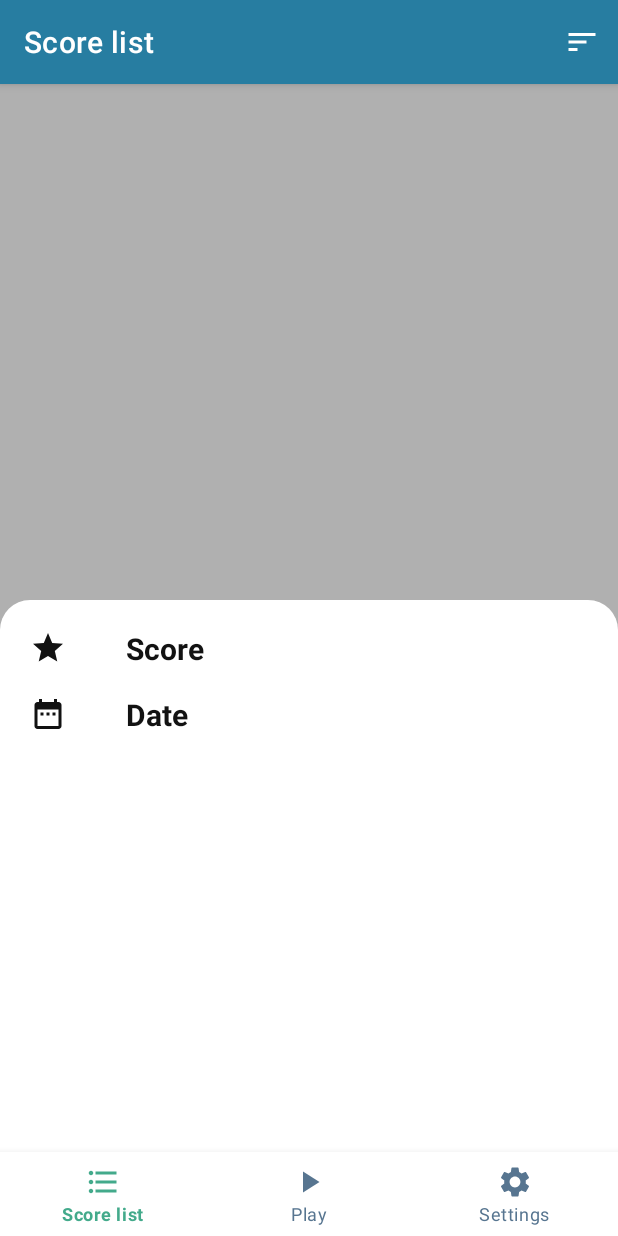
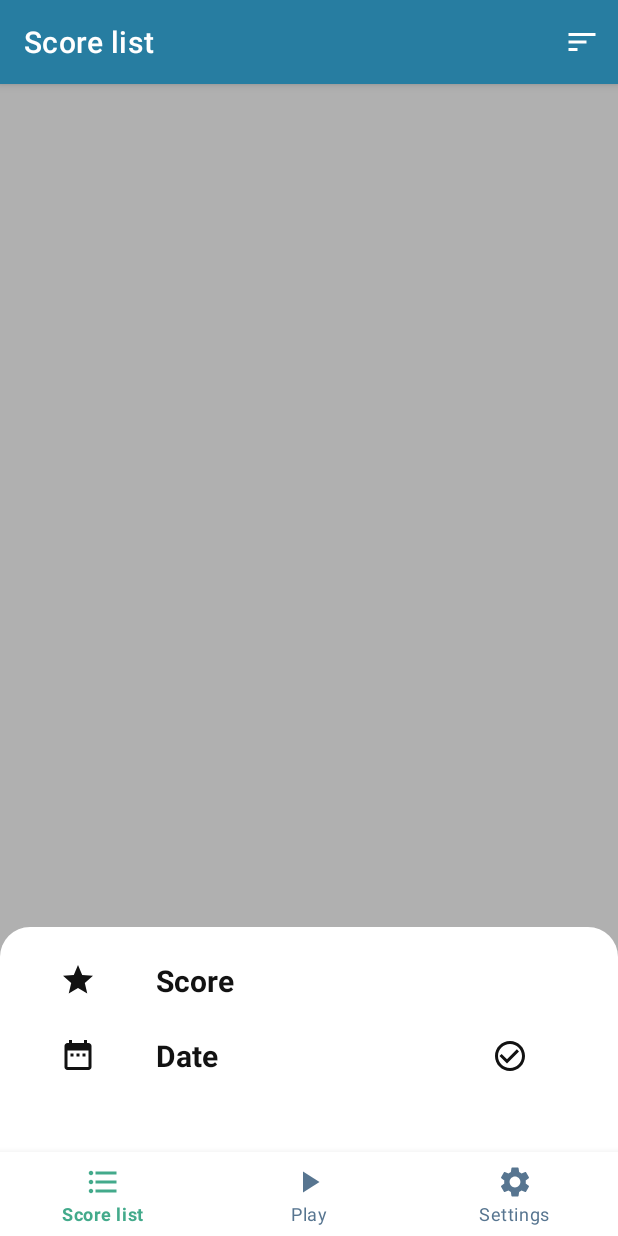
Before and after one commit to jjcr11/memory-game, an Android app: the ScoreFragment screen opened through its navigation route, after a tap on "Sort", on a phone screen of 412 x 824 dp. Run offline under Robolectric (Android 15) with nearby library versions, the phone set to English and light mode, and no system bars; our stand-ins replace Room's generated code.

Commit message:
Fix returning from backdrop

```diff
--- a/app/src/main/java/com/jjcr11/memorygame/view/BackdropFragment.kt
+++ b/app/src/main/java/com/jjcr11/memorygame/view/BackdropFragment.kt
@@ -1,10 +1,14 @@
 package com.jjcr11.memorygame.view
 
+import android.content.Context
 import android.os.Bundle
-import androidx.fragment.app.Fragment
 import android.view.LayoutInflater
 import android.view.View
 import android.view.ViewGroup
+import androidx.core.content.ContextCompat
+import androidx.core.graphics.drawable.DrawableCompat
+import androidx.fragment.app.Fragment
+import com.jjcr11.memorygame.R
 import com.jjcr11.memorygame.databinding.FragmentBackdropBinding
 
 class BackdropFragment : Fragment() {
@@ -17,6 +21,35 @@ class BackdropFragment : Fragment() {
         savedInstanceState: Bundle?
     ): View {
         binding = FragmentBackdropBinding.inflate(inflater, container, false)
+
+        val sharedPreferences = activity?.getSharedPreferences("settings", Context.MODE_PRIVATE)
+        val scoreSelected = sharedPreferences?.getBoolean("scoreSelected", true)
+
+        val colors =
+            if (scoreSelected!!)
+                Pair(R.color.black, R.color.transparent)
+            else
+                Pair(R.color.transparent, R.color.black)
+
+        DrawableCompat.setTint(
+            binding.ivSelectScore.drawable,
+            ContextCompat.getColor(requireContext(), colors.first)
+        )
+        DrawableCompat.setTint(
+            binding.ivSelectDate.drawable,
+            ContextCompat.getColor(requireContext(), colors.second)
+        )
+
+        binding.mcvScore.setOnClickListener {
+            (parentFragment as ScoreFragment).removeBackdrop()
+            sharedPreferences.edit().putBoolean("scoreSelected", true).apply()
+        }
+
+        binding.mcvDate.setOnClickListener {
+            (parentFragment as ScoreFragment).removeBackdrop()
+            sharedPreferences.edit().putBoolean("scoreSelected", false).apply()
+        }
+
         return binding.root
     }
 }
--- a/app/src/main/java/com/jjcr11/memorygame/view/MainActivity.kt
+++ b/app/src/main/java/com/jjcr11/memorygame/view/MainActivity.kt
@@ -52,13 +52,17 @@ class MainActivity : AppCompatActivity() {
 
         onBackPressedDispatcher.addCallback(this, object : OnBackPressedCallback(true) {
             override fun handleOnBackPressed() {
-                if (binding.bnv.selectedItemId != R.id.iPlay) {
-                    binding.bnv.selectedItemId = R.id.iPlay
-                } else {
-                    finish()
-                }
+                updateBottomNavigation()
             }
         })
 
     }
+
+    fun updateBottomNavigation() {
+        if (binding.bnv.selectedItemId != R.id.iPlay) {
+            binding.bnv.selectedItemId = R.id.iPlay
+        } else {
+            finish()
+        }
+    }
 }
--- a/app/src/main/java/com/jjcr11/memorygame/view/ScoreFragment.kt
+++ b/app/src/main/java/com/jjcr11/memorygame/view/ScoreFragment.kt
@@ -62,6 +62,7 @@ class ScoreFragment : Fragment() {
         swipeHelper.attachToRecyclerView(binding.rv)
 
         binding.mtb.menu.getItem(0).setOnMenuItemClickListener {
+            if(!backdropOpen) {
                 binding.mcv.visibility = View.VISIBLE
                 binding.rv.setOnTouchListener { view, motionEvent -> true }
                 childFragmentManager.beginTransaction()
@@ -75,21 +76,26 @@ class ScoreFragment : Fragment() {
                     .addToBackStack("null")
                     .commit()
                 backdropOpen = true
+            }
             true
         }
 
         requireActivity().onBackPressedDispatcher.addCallback(this) {
+            removeBackdrop()
+        }
+
+        return binding.root
+    }
+
+    fun removeBackdrop() {
         if (backdropOpen) {
             binding.mcv.visibility = View.GONE
             childFragmentManager.popBackStack()
             backdropOpen = false
             binding.rv.setOnTouchListener { view, motionEvent -> false }
         } else {
-                remove()
+            (activity as MainActivity).updateBottomNavigation()
         }
-        }
-
-        return binding.root
     }
 
     override fun onDestroyView() {
--- /dev/null
+++ b/app/src/main/res/drawable/ic_check_circle_outline.xml
@@ -0,0 +1,5 @@
+<vector android:height="24dp" android:tint="#000000"
+    android:viewportHeight="24" android:viewportWidth="24"
+    android:width="24dp" xmlns:android="http://schemas.android.com/apk/res/android">
+    <path android:fillColor="@android:color/white" android:pathData="M16.59,7.58L10,14.17l-3.59,-3.58L5,12l5,5 8,-8zM12,2C6.48,2 2,6.48 2,12s4.48,10 10,10 10,-4.48 10,-10S17.52,2 12,2zM12,20c-4.42,0 -8,-3.58 -8,-8s3.58,-8 8,-8 8,3.58 8,8 -3.58,8 -8,8z"/>
+</vector>
--- a/app/src/main/res/layout/fragment_backdrop.xml
+++ b/app/src/main/res/layout/fragment_backdrop.xml
@@ -1,29 +1,44 @@
 <?xml version="1.0" encoding="utf-8"?>
-<androidx.constraintlayout.widget.ConstraintLayout xmlns:android="http://schemas.android.com/apk/res/android"
+<LinearLayout xmlns:android="http://schemas.android.com/apk/res/android"
     xmlns:app="http://schemas.android.com/apk/res-auto"
     xmlns:tools="http://schemas.android.com/tools"
     android:layout_width="match_parent"
-    android:layout_height="match_parent"
-    android:layout_marginTop="400dp"
+    android:layout_height="150dp"
+    android:layout_gravity="bottom"
     android:background="@drawable/shape_backdrop"
+    android:orientation="vertical"
+    android:paddingHorizontal="10dp"
     tools:context=".view.BackdropFragment">
+
+    <com.google.android.material.card.MaterialCardView
+        android:id="@+id/mcvScore"
+        android:layout_width="match_parent"
+        android:layout_height="50dp"
+        android:layout_marginTop="10dp"
+        app:cardCornerRadius="0dp"
+        app:cardElevation="0dp">
+
+        <androidx.constraintlayout.widget.ConstraintLayout
+            android:layout_width="match_parent"
+            android:layout_height="match_parent">
 
             <ImageView
                 android:id="@+id/ivScore"
                 android:layout_width="wrap_content"
                 android:layout_height="wrap_content"
-        android:layout_marginStart="20dp"
-        android:layout_marginTop="20dp"
+                android:layout_marginStart="30dp"
                 android:src="@drawable/ic_star"
+                app:layout_constraintBottom_toBottomOf="parent"
                 app:layout_constraintStart_toStartOf="parent"
-        app:layout_constraintTop_toTopOf="parent" />
+                app:layout_constraintTop_toTopOf="parent"
+                tools:ignore="contentDescription" />
 
             <TextView
                 android:id="@+id/tvScore"
                 android:layout_width="wrap_content"
                 android:layout_height="wrap_content"
                 android:layout_marginStart="40dp"
-        android:text="Score"
+                android:text="@string/score"
                 android:textColor="@color/black"
                 android:textSize="20sp"
                 android:textStyle="bold"
@@ -32,24 +47,70 @@
                 app:layout_constraintTop_toTopOf="@id/ivScore" />
 
             <ImageView
+                android:id="@+id/ivSelectScore"
+                android:layout_width="wrap_content"
+                android:layout_height="wrap_content"
+                android:layout_marginEnd="50dp"
+                android:src="@drawable/ic_check_circle_outline"
+                app:layout_constraintBottom_toBottomOf="@id/tvScore"
+                app:layout_constraintEnd_toEndOf="parent"
+                app:layout_constraintTop_toTopOf="@id/tvScore"
+                tools:ignore="contentDescription" />
+
+        </androidx.constraintlayout.widget.ConstraintLayout>
+
+    </com.google.android.material.card.MaterialCardView>
+
+    <com.google.android.material.card.MaterialCardView
+        android:id="@+id/mcvDate"
+        android:layout_width="match_parent"
+        android:layout_height="50dp"
+        app:cardCornerRadius="0dp"
+        app:cardElevation="0dp">
+
+        <androidx.constraintlayout.widget.ConstraintLayout
+            android:layout_width="match_parent"
+            android:layout_height="match_parent">
+
+            <ImageView
                 android:id="@+id/ivDate"
                 android:layout_width="wrap_content"
                 android:layout_height="wrap_content"
-        android:layout_marginTop="20dp"
+                android:layout_marginStart="30dp"
                 android:src="@drawable/ic_date_range"
-        app:layout_constraintStart_toStartOf="@id/ivScore"
-        app:layout_constraintTop_toBottomOf="@id/ivScore"
-        app:tint="@color/black" />
+                app:layout_constraintBottom_toBottomOf="parent"
+                app:layout_constraintStart_toStartOf="parent"
+                app:layout_constraintTop_toTopOf="parent"
+                app:tint="@color/black"
+                tools:ignore="contentDescription" />
 
             <TextView
+                android:id="@+id/tvDate"
                 android:layout_width="wrap_content"
                 android:layout_height="wrap_content"
-        android:text="Date"
+                android:layout_marginStart="40dp"
+                android:text="@string/date"
                 android:textColor="@color/black"
                 android:textSize="20sp"
                 android:textStyle="bold"
                 app:layout_constraintBottom_toBottomOf="@id/ivDate"
-        app:layout_constraintStart_toStartOf="@id/tvScore"
+                app:layout_constraintStart_toEndOf="@id/ivDate"
                 app:layout_constraintTop_toTopOf="@id/ivDate" />
 
+            <ImageView
+                android:id="@+id/ivSelectDate"
+                android:layout_width="wrap_content"
+                android:layout_height="wrap_content"
+                android:layout_marginEnd="50dp"
+                android:src="@drawable/ic_check_circle_outline"
+                app:layout_constraintBottom_toBottomOf="@id/tvDate"
+                app:layout_constraintEnd_toEndOf="parent"
+                app:layout_constraintTop_toTopOf="@id/tvDate"
+                app:tint="@color/transparent"
+                tools:ignore="contentDescription" />
+
         </androidx.constraintlayout.widget.ConstraintLayout>
+
+    </com.google.android.material.card.MaterialCardView>
+
+</LinearLayout>
--- a/app/src/main/res/values/strings.xml
+++ b/app/src/main/res/values/strings.xml
@@ -7,4 +7,6 @@
     <string name="settings">Settings</string>
     <string name="default_score">0</string>
     <string name="sort">Sort</string>
+    <string name="score">Score</string>
+    <string name="date">Date</string>
 </resources>
```
Lines whose indentation alone changed are shown as unchanged.
